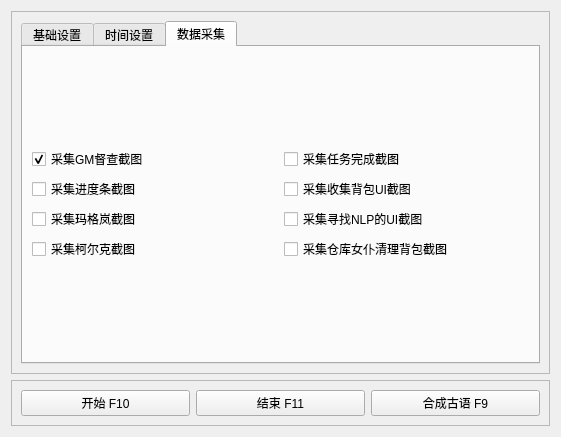
Before: the Qt Designer form designer/op.ui in SuFIND/BDOSuffering, drawn with Qt 5.
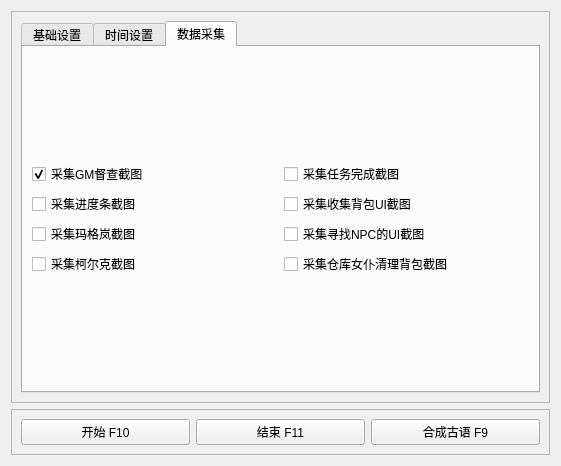
After: the same form once the commit is applied. The open tabs and pages were chosen to show the change.

Commit message: 修复引入采集线程而引入的bug

Diff of the .ui file:
```diff
--- a/designer/op.ui
+++ b/designer/op.ui
@@ -7,7 +7,7 @@
     <x>0</x>
     <y>0</y>
     <width>561</width>
-    <height>410</height>
+    <height>466</height>
    </rect>
   </property>
   <property name="windowTitle">
@@ -386,7 +386,7 @@
               <item row="2" column="1">
                <widget class="QCheckBox" name="CollectFindNPCCheckBox">
                 <property name="text">
-                 <string>采集寻找NLP的UI截图</string>
+                 <string>采集寻找NPC的UI截图</string>
                 </property>
                </widget>
               </item>
```
Left out of the diff: 2 changed lines with no effect on the pictures. The commit also changes 5 other files.
